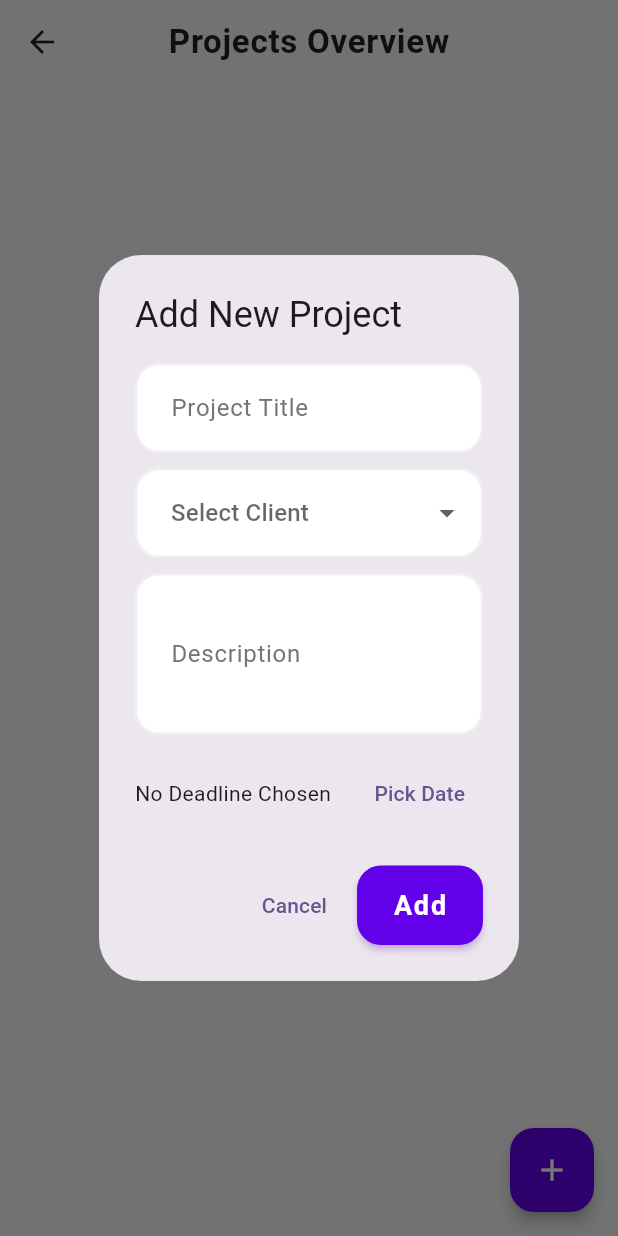
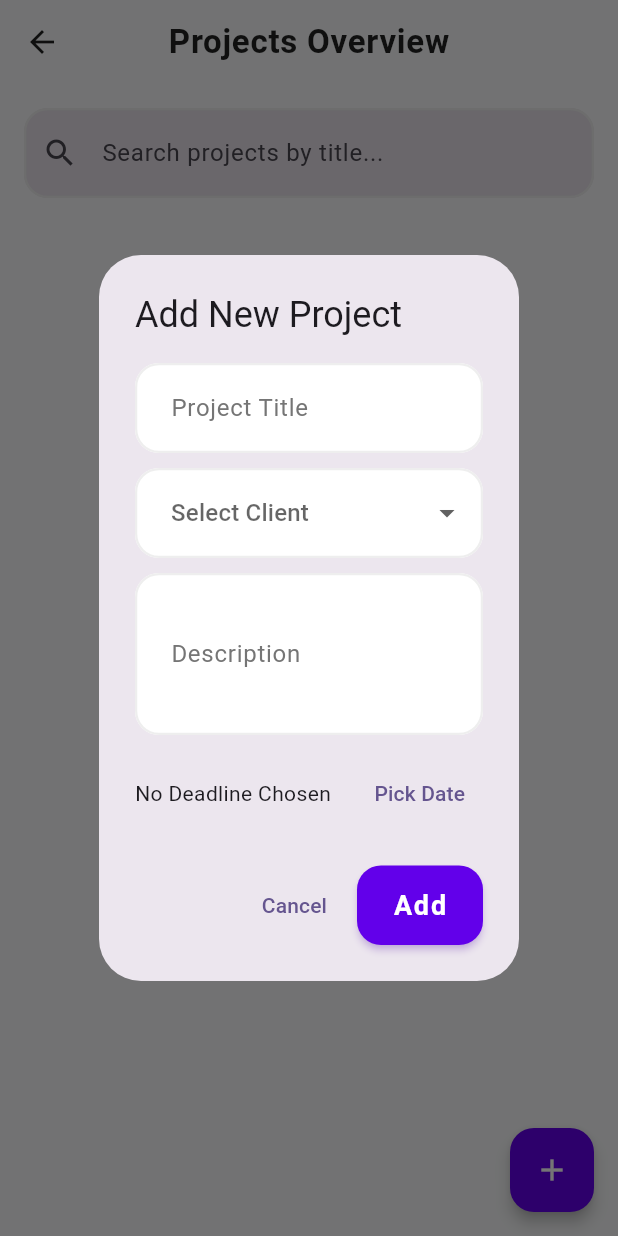
Before and after one commit to kalviumcommunity/S84-0226-Limitless-Flutter-HustleHub, a Flutter app: the ProjectsScreen screen opened directly, after a tap on the "add" icon, on a phone screen of 412 x 824 dp. Run offline on Flutter 3.47's test engine with Material 3 defaults, Android fonts, the phone set to English and light mode, and no system bars; our stand-ins replace cloud_firestore, firebase_auth, firebase_core; accounts and stored records are empty.

Commit message:
feat: Add search filtering functionality to Projects screen

```diff
--- a/hustlehub/lib/screens/projects_screen.dart
+++ b/hustlehub/lib/screens/projects_screen.dart
@@ -13,6 +13,8 @@ class ProjectsScreen extends StatefulWidget {
 }
 
 class _ProjectsScreenState extends State<ProjectsScreen> {
+  String _searchQuery = '';
+
   @override
   void initState() {
     super.initState();
@@ -206,19 +208,43 @@ class _ProjectsScreenState extends State<ProjectsScreen> {
       ),
       body: Consumer2<ProjectsProvider, ClientsProvider>(
         builder: (context, projectsProvider, clientsProvider, child) {
-          if (projectsProvider.isLoading) {
-            return const Center(child: CircularProgressIndicator());
-          }
 
-          if (projectsProvider.projects.isEmpty) {
-            return const Center(child: Text("No projects found. Add one above."));
-          }
+          final filteredProjects = projectsProvider.projects.where((p) {
+              return p.title.toLowerCase().contains(_searchQuery.toLowerCase());
+          }).toList();
 
-          return ListView.builder(
-            padding: const EdgeInsets.all(16.0),
-            itemCount: projectsProvider.projects.length,
-            itemBuilder: (context, index) {
-              final project = projectsProvider.projects[index];
+          return Column(
+            children: [
+              Padding(
+                padding: const EdgeInsets.all(16.0),
+                child: TextField(
+                  decoration: InputDecoration(
+                    hintText: 'Search projects by title...',
+                    prefixIcon: const Icon(Icons.search),
+                    filled: true,
+                    fillColor: Theme.of(context).colorScheme.surfaceContainerHighest,
+                    border: OutlineInputBorder(
+                      borderRadius: BorderRadius.circular(12),
+                      borderSide: BorderSide.none,
+                    ),
+                  ),
+                  onChanged: (value) {
+                    setState(() {
+                      _searchQuery = value;
+                    });
+                  },
+                ),
+              ),
+              Expanded(
+                child: projectsProvider.isLoading
+                    ? const Center(child: CircularProgressIndicator())
+                    : filteredProjects.isEmpty
+                        ? const Center(child: Text("No projects found."))
+                        : ListView.builder(
+                            padding: const EdgeInsets.symmetric(horizontal: 16.0),
+                            itemCount: filteredProjects.length,
+                            itemBuilder: (context, index) {
+                              final project = filteredProjects[index];
 
               // Find client name
               String clientName = "Unknown Client";
@@ -324,6 +350,9 @@ class _ProjectsScreenState extends State<ProjectsScreen> {
                 ),
               );
             },
+          ),
+          ), // End of Expanded
+            ],
           );
         },
       ),
```
